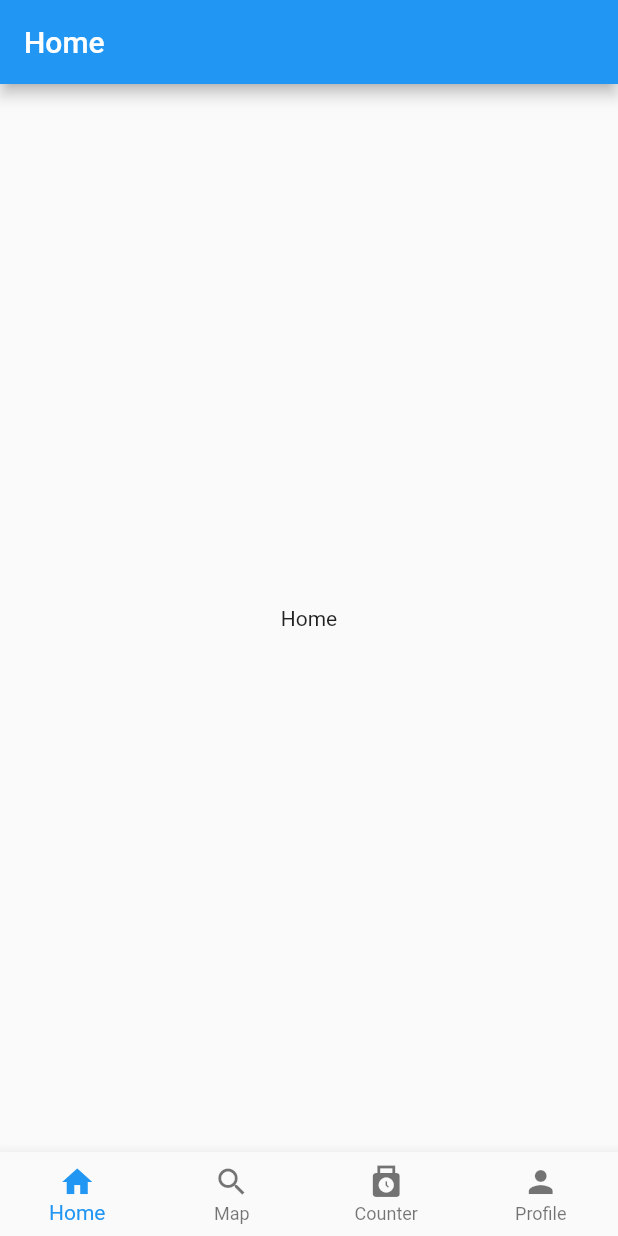
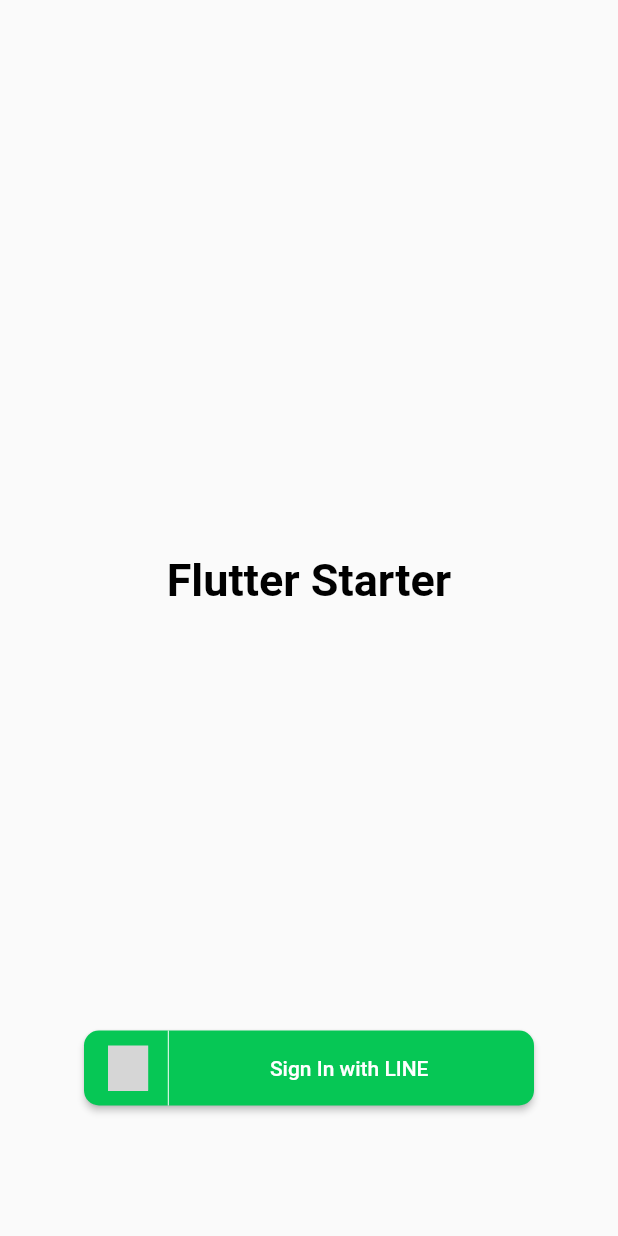
Before and after one commit to FooQoo/flutter_starter, a Flutter app: the screen it shows after launch, on a phone screen of 412 x 824 dp. Run offline on Flutter 3.47's test engine with Material 2 defaults, Android fonts, the phone set to English and light mode, and no system bars; our stand-ins replace flutter_dotenv, flutter_riverpod, flutter_svg, location; missing offline and left inert: flutter_line_sdk, mapbox_gl; grey boxes are pictures that could not be loaded.

Commit message:
add sign with line

```diff
--- a/lib/app.dart
+++ b/lib/app.dart
@@ -1,12 +1,17 @@
 import 'package:flutter/material.dart';
+import 'package:flutter_starter/auth/AuthManager.dart';
 import 'package:flutter_starter/screen/Counter.dart';
+import 'package:flutter_starter/screen/Login.dart';
 import 'package:flutter_starter/screen/MapScreen.dart';
+import 'package:flutter_starter/screen/SignOutScreen.dart';
 import 'components/projects/BottomNavigationBarWidget.dart';
 import 'components/projects/Layout.dart';
 import 'types/NavbarItem.dart';
 import 'types/NavbarItemCollection.dart';
 
-class MyApp extends StatelessWidget {
+import 'package:flutter_riverpod/flutter_riverpod.dart';
+
+class MyApp extends ConsumerWidget {
   const MyApp({super.key});
 
   static const _collection = NavbarItemCollection(
@@ -26,14 +31,16 @@ class MyApp extends StatelessWidget {
       NavbarItem(
         icon: Icon(Icons.person),
         label: 'Profile',
-        widget: Layout(title: "Profile", body: Center(child: Text('Profile'))),
+        widget: SignOutScreen(title: "Profile"),
       ),
     ],
   );
 
   // This widget is the root of your application.
   @override
-  Widget build(BuildContext context) {
+  Widget build(BuildContext context, WidgetRef ref) {
+    final _authManager = ref.watch(authManagerProvider);
+
     return MaterialApp(
         title: 'Flutter Demo',
         theme: ThemeData(
@@ -48,8 +55,10 @@ class MyApp extends StatelessWidget {
           // is not restarted.
           primarySwatch: Colors.blue,
         ),
-        home: const BottomNavigationBarWidget(
-          collection: _collection,
-        ));
+        home: _authManager.isLoggedIn
+            ? const BottomNavigationBarWidget(
+                collection: _collection,
+              )
+            : const SignInScreen());
   }
 }
--- /dev/null
+++ b/lib/auth/AuthManager.dart
@@ -0,0 +1,31 @@
+import 'package:flutter/cupertino.dart';
+import 'package:flutter_riverpod/flutter_riverpod.dart';
+import 'package:flutter_line_sdk/flutter_line_sdk.dart';
+
+final authManagerProvider = ChangeNotifierProvider<AuthManager>(
+  (ref) {
+    return AuthManager();
+  },
+);
+
+class AuthManager with ChangeNotifier {
+  bool isLoggedIn = false;
+  final _lineSdk = LineSDK.instance; // LINE SDKのインスタンス
+
+  Future<void> signInWithLine() async {
+    // 後ほどここにログイン処理を実装していく
+    final result = await _lineSdk.login();
+    final lineUserId = result.userProfile?.userId;
+    print(lineUserId);
+    isLoggedIn = true;
+    notifyListeners();
+  }
+
+  // ログアウト処理
+  Future<void> signOut() async {
+    // LINEでログアウトする
+    await _lineSdk.logout();
+    isLoggedIn = false;
+    notifyListeners();
+  }
+}
--- /dev/null
+++ b/lib/components/uiParts/LineLogin.dart
@@ -0,0 +1,54 @@
+import 'package:flutter/material.dart';
+import 'package:flutter_riverpod/flutter_riverpod.dart';
+
+import 'package:flutter_starter/auth/AuthManager.dart';
+import 'package:flutter_svg/flutter_svg.dart';
+
+class LineLogin extends ConsumerWidget {
+  const LineLogin({super.key});
+
+  @override
+  Widget build(BuildContext context, WidgetRef ref) {
+    return SizedBox(
+        width: 300,
+        height: 50,
+        child: ElevatedButton(
+          style: ElevatedButton.styleFrom(
+            backgroundColor: const Color(0xff06C755),
+            shape: RoundedRectangleBorder(
+              borderRadius: BorderRadius.circular(10),
+            ),
+          ),
+          onPressed: () => ref.read(authManagerProvider).signInWithLine(),
+          child: Row(
+            // mainAxisAlignment: MainAxisAlignment.center,
+            children: [
+              Expanded(
+                  flex: 1,
+                  child: Center(
+                    child: SvgPicture.asset(
+                      'assets/images/line.svg',
+                      semanticsLabel: 'LINE',
+                      width: 30,
+                      height: 30,
+                    ),
+                  )),
+              const Expanded(
+                  flex: 1,
+                  child: Center(
+                      child: VerticalDivider(
+                    color: Colors.white,
+                  ))),
+              const Expanded(
+                  flex: 8,
+                  child: Center(
+                    child: Text(
+                      'Sign In with LINE',
+                      style: TextStyle(color: Colors.white),
+                    ),
+                  )),
+            ],
+          ),
+        ));
+  }
+}
--- /dev/null
+++ b/lib/screen/Login.dart
@@ -0,0 +1,26 @@
+import 'package:flutter/material.dart';
+import 'package:flutter_starter/components/uiParts/LineLogin.dart';
+
+class SignInScreen extends StatelessWidget {
+  const SignInScreen({Key? key}) : super(key: key);
+
+  @override
+  Widget build(BuildContext context) {
+    return Scaffold(
+        body: Center(
+            child: Column(
+                mainAxisAlignment: MainAxisAlignment.center,
+                children: const [
+          SizedBox(
+              height: 600,
+              child: Center(
+                  child: Text(
+                      style: TextStyle(
+                          fontSize: 30,
+                          color: Colors.black,
+                          fontWeight: FontWeight.bold),
+                      'Flutter Starter'))),
+          LineLogin()
+        ])));
+  }
+}
--- a/pubspec.yaml
+++ b/pubspec.yaml
@@ -38,6 +38,9 @@ dependencies:
   mapbox_gl: ^0.16.0
   location: ^4.4.0
   flutter_dotenv: ^5.0.2
+  flutter_line_sdk: ^2.3.0
+  flutter_riverpod: ^1.0.4
+  flutter_svg: ^1.1.5
 
 dev_dependencies:
   flutter_test:
@@ -66,6 +69,7 @@ flutter:
   #   - images/a_dot_ham.jpeg
   assets:
     - .env
+    - assets/images/
 
   # An image asset can refer to one or more resolution-specific "variants", see
   # https://flutter.dev/assets-and-images/#resolution-aware
```
Also changed, not shown: lib/main.dart (+11 -1 lines), lib/screen/SignOutScreen.dart (added, +32 -0 lines), assets/images/line.svg (added), pubspec.lock, 4 other files.
